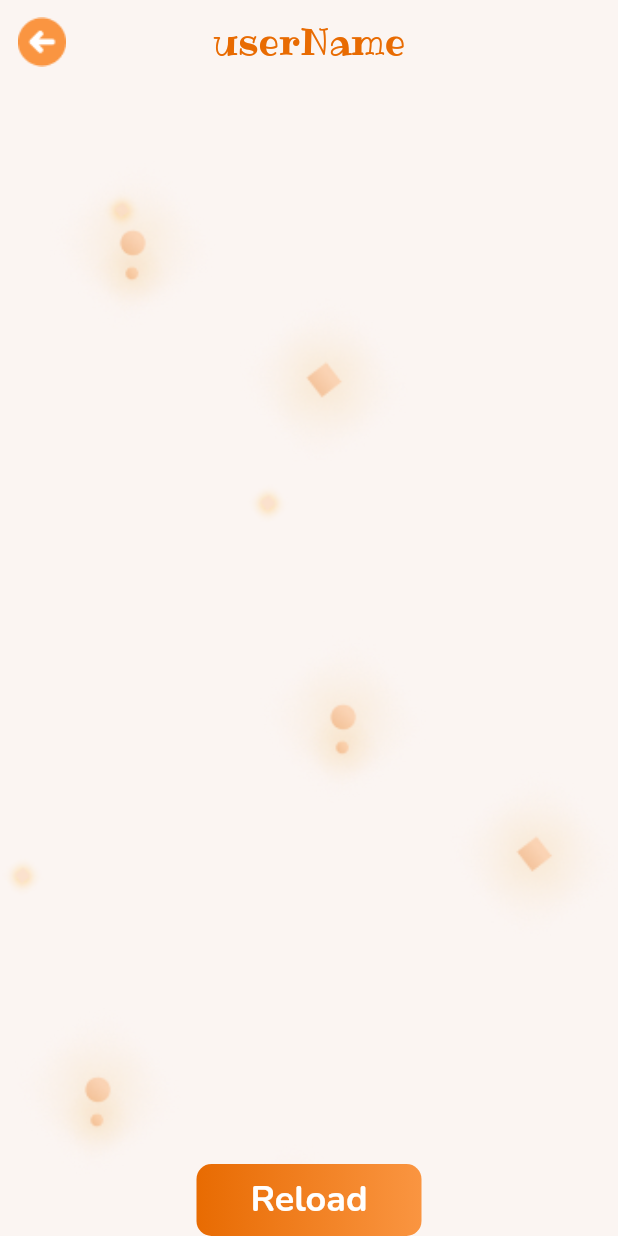
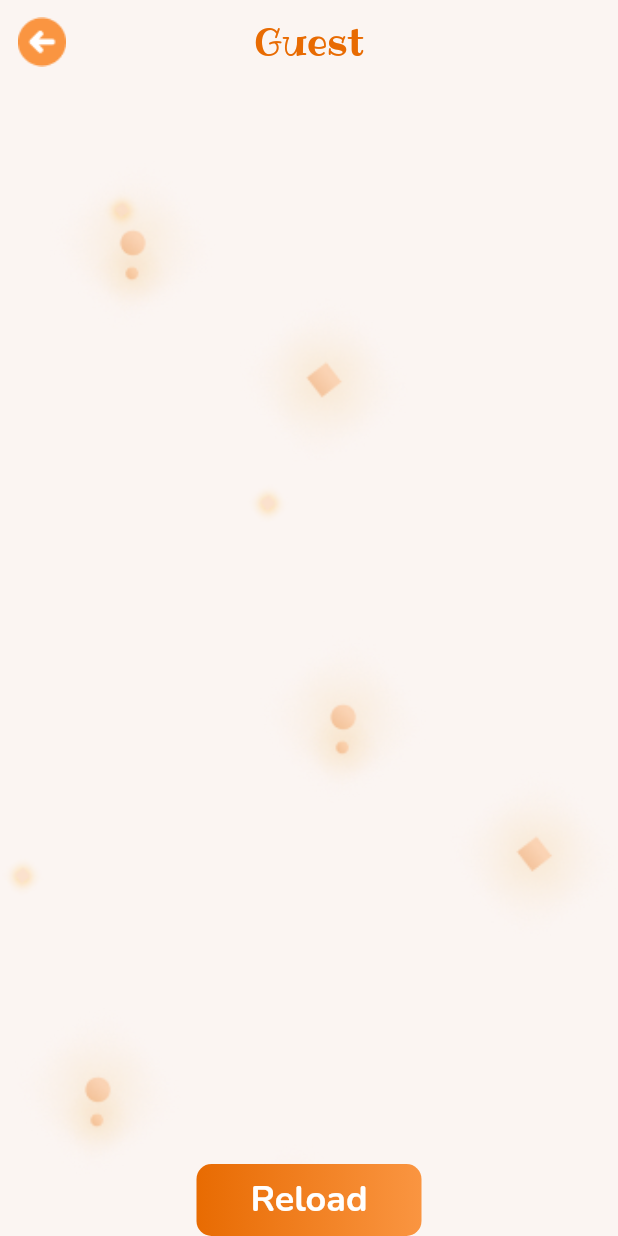
Before and after one commit to ki7mya0/flutter_summer_course_blizzard, a Flutter app: the TaskPage screen opened directly, on a phone screen of 412 x 824 dp. Run offline on Flutter 3.47's test engine with Material 2 defaults, Android fonts, the phone set to English and light mode, and no system bars; missing offline and left inert: word_search_safety.

Commit message:
add: wordfinf

```diff
--- a/wordfind_app/lib/task_page.dart
+++ b/wordfind_app/lib/task_page.dart
@@ -83,6 +83,7 @@
 
  @override
   void initState() {
+    super.initState();
     listQuestions = questions;
     user = widget.user;
   }
@@ -101,8 +102,8 @@
         backgroundColor: Colors.transparent,
         elevation: 0,
         centerTitle: true,
-        title: const Text( 'userName',
-            style: TextStyle(fontSize: 24, color: Color(0xFFE86B02))),
+        title: Text( user.userName,
+            style: const TextStyle(fontSize: 24, color: Color(0xFFE86B02))),
       ),
       body: SafeArea(
         child: Container(
--- /dev/null
+++ b/wordfind_app/lib/task_widget.dart
@@ -0,0 +1,4 @@
+import 'package:flutter/material.dart';
+import 'package:wordfind_app/models/char_model.dart';
+import 'package:wordfind_app/models/task_model.dart';
+import 'package:word_search_safety/word_search_safety.dart';
--- a/wordfind_app/pubspec.yaml
+++ b/wordfind_app/pubspec.yaml
@@ -35,6 +35,7 @@
   # The following adds the Cupertino Icons font to your application.
   # Use with the CupertinoIcons class for iOS style icons.
   cupertino_icons: ^1.0.2
+  word_search_safety: ^0.1.2-nullsafety.1
 
 dev_dependencies:
   flutter_test:
```
Also changed, not shown: wordfind_app/lib/input_field.dart (+6 -2 lines).
